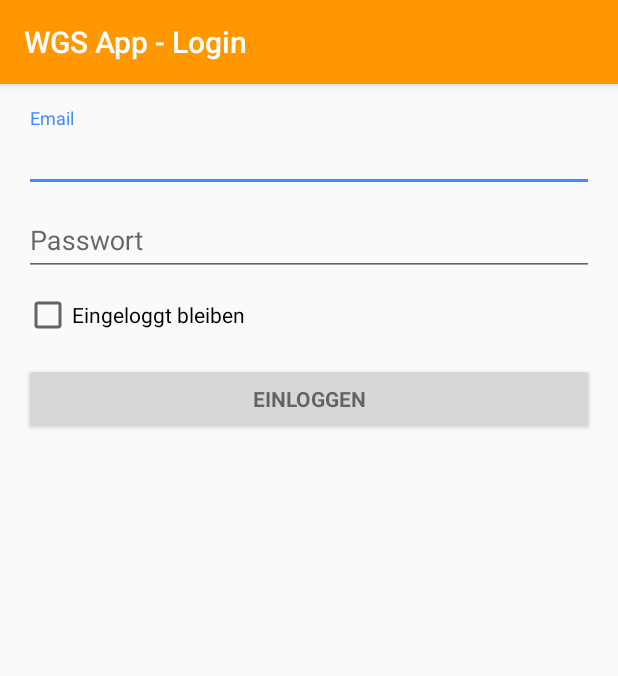
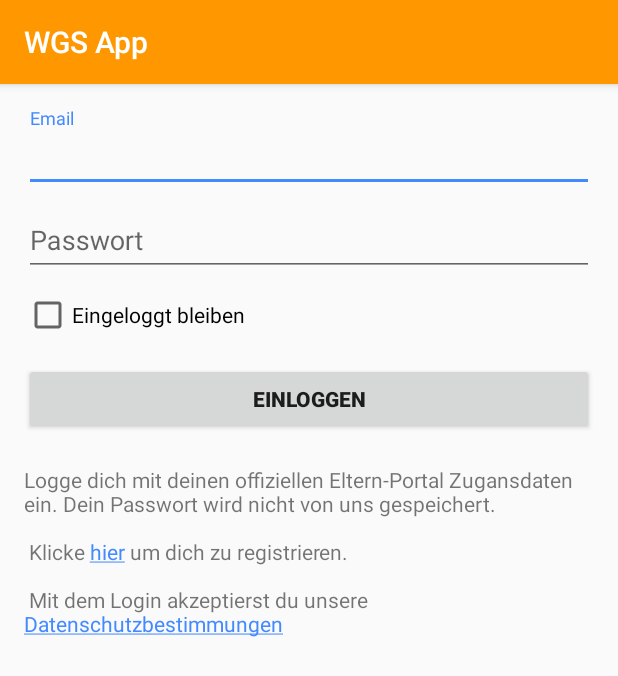
Before and after one commit to DeepSpaceDev/WGS-App, an Android app: the screen it shows after launch (LoginActivity), on a phone screen of 412 x 824 dp. Shown: the top 676 px of the screen. Run offline under Robolectric (Android 15) with nearby library versions, the phone set to English and light mode, and no system bars.

Commit message:
Add disclaimer to login screen

```diff
--- a/app/src/main/java/onl/deepspace/wgs/LoginActivity.java
+++ b/app/src/main/java/onl/deepspace/wgs/LoginActivity.java
@@ -21,6 +21,7 @@ import org.apache.http.impl.client.DefaultHttpClient;
 import org.apache.http.message.BasicNameValuePair;
 import org.json.JSONException;
 import org.json.JSONObject;
+import org.w3c.dom.Text;
 
 import java.io.BufferedReader;
 import java.io.IOException;
@@ -36,6 +37,10 @@ public class LoginActivity extends AppCompatActivity implements OnTaskCompletedI
     protected void onCreate(Bundle savedInstanceState) {
         super.onCreate(savedInstanceState);
         setContentView(R.layout.activity_login);
+
+        TextView loginhint = (TextView) findViewById(R.id.loginhint);
+        loginhint.setMovementMethod(android.text.method.LinkMovementMethod.getInstance());
+
 
         Button button = (Button) findViewById(R.id.email_sign_in_button);
         button.setOnClickListener(new View.OnClickListener() {
--- a/app/src/main/res/layout/activity_login.xml
+++ b/app/src/main/res/layout/activity_login.xml
@@ -20,7 +20,9 @@
             android:id="@+id/email_login_form"
             android:layout_width="match_parent"
             android:layout_height="wrap_content"
-            android:orientation="vertical">
+            android:orientation="vertical"
+            android:focusable="true"
+            android:focusableInTouchMode="true"><!--focus to disable autofocus-->
 
             <android.support.design.widget.TextInputLayout
                 android:layout_width="match_parent"
@@ -66,13 +68,20 @@
 
             <Button
                 android:id="@+id/email_sign_in_button"
-                style="?android:textAppearanceSmall"
                 android:layout_width="match_parent"
                 android:layout_height="wrap_content"
                 android:layout_marginTop="16dp"
                 android:text="@string/action_sign_in"
                 android:textStyle="bold"/>
 
+            <TextView
+                android:id="@+id/loginhint"
+                android:textColorLink="@color/colorAccent"
+                android:layout_width="wrap_content"
+                android:layout_height="match_parent"
+                android:layout_marginTop="20dp"
+                android:text="@string/login_hint"/>
+
         </LinearLayout>
     </ScrollView>
 </LinearLayout>
--- a/app/src/main/res/values/strings.xml
+++ b/app/src/main/res/values/strings.xml
@@ -2,9 +2,13 @@
     <string name="app_name">WGS App</string>
 
     <string name="login_header">Login</string>
+    <string name="login_hint">Logge dich mit deinen offiziellen Eltern-Portal Zugansdaten ein. Dein Passwort wird nicht von uns gespeichert.\n\n
+        Klicke <a href="https://welfen.eltern-portal.org/registrieren">hier</a> um dich zu registrieren.\n\n
+        Mit dem Login akzeptierst du unsere <a href="https://deepspace.onl/law/privacy">Datenschutzbestimmungen</a>
+    </string>
 
     <!-- Strings related to login -->
-    <string name="app_login">WGS App - Login</string>
+    <string name="app_login">WGS App</string>
     <string name="prompt_email">Email</string>
     <string name="prompt_password">Passwort</string>
     <string name="action_sign_in">Einloggen</string>
```
